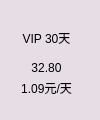
ZhouMei20220810/TEST, file vipitemwidget.ui: the form before one commit.
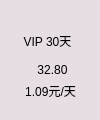
The form after the commit. Icons and pictures are not drawn.

What changed in the file:
```diff
--- a/vipitemwidget.ui
+++ b/vipitemwidget.ui
@@ -48,10 +48,10 @@
   <widget class="QLabel" name="labelTotalTime">
    <property name="geometry">
     <rect>
-     <x>20</x>
+     <x>2</x>
      <y>30</y>
-     <width>53</width>
-     <height>15</height>
+     <width>91</width>
+     <height>21</height>
     </rect>
    </property>
    <property name="text">
@@ -64,10 +64,10 @@
   <widget class="QLabel" name="labelTotalPrice">
    <property name="geometry">
     <rect>
-     <x>20</x>
+     <x>2</x>
      <y>60</y>
-     <width>53</width>
-     <height>15</height>
+     <width>101</width>
+     <height>20</height>
     </rect>
    </property>
    <property name="text">
@@ -80,10 +80,10 @@
   <widget class="QLabel" name="labelDayPrice">
    <property name="geometry">
     <rect>
-     <x>20</x>
+     <x>0</x>
      <y>80</y>
-     <width>53</width>
-     <height>15</height>
+     <width>101</width>
+     <height>21</height>
     </rect>
    </property>
    <property name="text">
```
